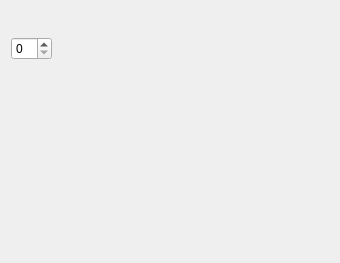
Qt form Qt/my_programm/_For_tests/src/for_tests_mainbox/ui/for_tests_mainbox.ui (RinatB2017/mega_GIT) before a commit.
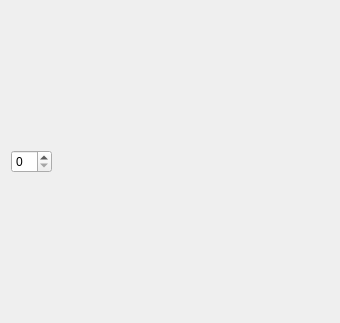
The same form after that commit. Custom widgets are drawn as their Qt base class.

```diff
--- a/Qt/my_programm/_For_tests/src/for_tests_mainbox/ui/for_tests_mainbox.ui
+++ b/Qt/my_programm/_For_tests/src/for_tests_mainbox/ui/for_tests_mainbox.ui
@@ -7,7 +7,7 @@
     <x>0</x>
     <y>0</y>
     <width>340</width>
-    <height>263</height>
+    <height>323</height>
    </rect>
   </property>
   <layout class="QVBoxLayout" name="verticalLayout">
@@ -52,21 +52,23 @@
     </layout>
    </item>
    <item>
-    <spacer name="verticalSpacer">
-     <property name="orientation">
-      <enum>Qt::Vertical</enum>
+    <widget class="QsciScintilla" name="textEdit">
+     <property name="toolTip">
+      <string/>
      </property>
-     <property name="sizeHint" stdset="0">
-      <size>
-       <width>20</width>
-       <height>40</height>
-      </size>
+     <property name="whatsThis">
+      <string/>
      </property>
-    </spacer>
+    </widget>
    </item>
   </layout>
  </widget>
  <customwidgets>
+  <customwidget>
+   <class>QsciScintilla</class>
+   <extends>QFrame</extends>
+   <header>Qsci/qsciscintilla.h</header>
+  </customwidget>
   <customwidget>
    <class>DIP_widget</class>
    <extends>QWidget</extends>
```
